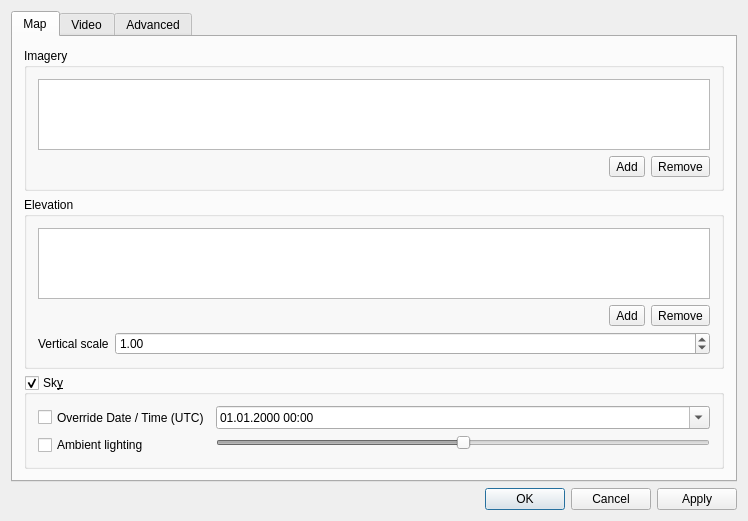
First picture: the form in src/plugins/globe/qgsglobeplugindialog.ui, repository qgis/QGIS, before the edit.
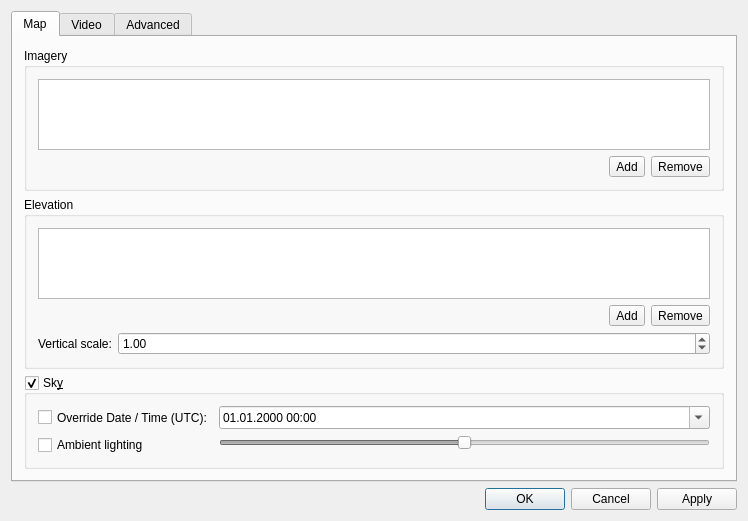
Second picture: the form after the edit. Icons and pictures are not drawn.

```diff
--- a/src/plugins/globe/qgsglobeplugindialog.ui
+++ b/src/plugins/globe/qgsglobeplugindialog.ui
@@ -68,7 +68,7 @@
              </sizepolicy>
             </property>
             <property name="text">
-             <string>Override Date / Time (UTC)</string>
+             <string>Override Date / Time (UTC):</string>
             </property>
            </widget>
           </item>
@@ -229,7 +229,7 @@
              </sizepolicy>
             </property>
             <property name="text">
-             <string>Vertical scale</string>
+             <string>Vertical scale:</string>
             </property>
            </widget>
           </item>
```
Left out of the diff: 2 changed lines with no effect on the pictures.
